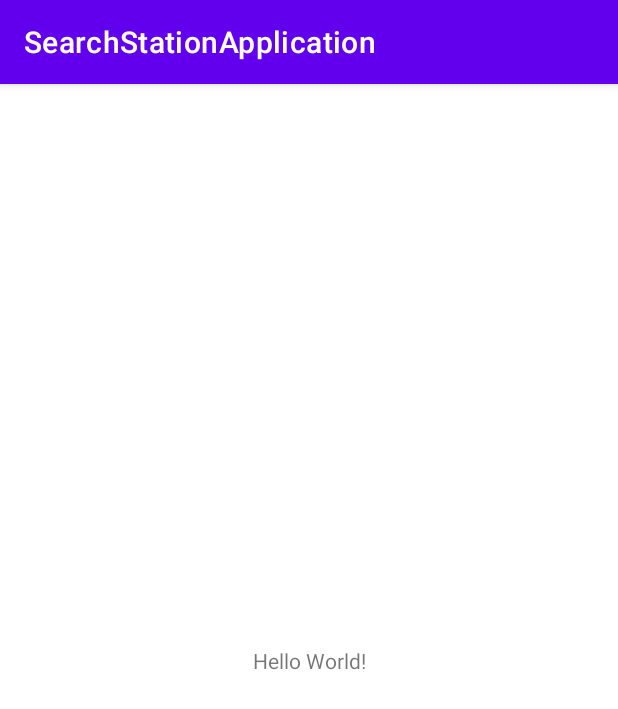
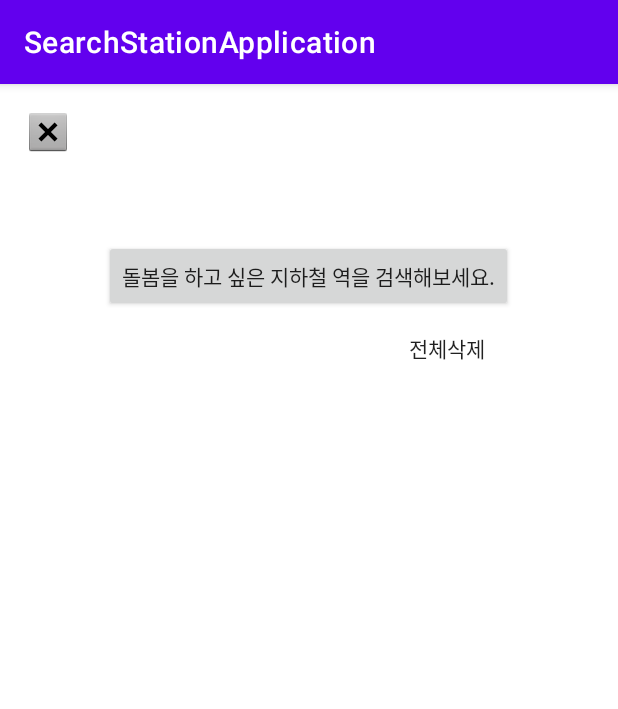
Before and after one commit to gjgustjd/SearchStationApplication, an Android app: the screen it shows after launch (MainActivity), on a phone screen of 412 x 824 dp. Shown: the top 709 px of the screen. Run offline under Robolectric (Android 15) with nearby library versions, the phone set to English and light mode, and no system bars; our stand-ins replace Dagger/Hilt's generated code, data binding.

Commit message:
:lipstick:Desing:액티비티 레이아웃 xml 작성
activity_main 및 activity_search 작성

```diff
--- a/app/src/main/res/layout/activity_main.xml
+++ b/app/src/main/res/layout/activity_main.xml
@@ -1,18 +1,56 @@
 <?xml version="1.0" encoding="utf-8"?>
-<androidx.constraintlayout.widget.ConstraintLayout xmlns:android="http://schemas.android.com/apk/res/android"
+<layout xmlns:android="http://schemas.android.com/apk/res/android"
     xmlns:app="http://schemas.android.com/apk/res-auto"
-    xmlns:tools="http://schemas.android.com/tools"
+    xmlns:tools="http://schemas.android.com/tools">
+
+    <data>
+
+        <variable
+            name="activity"
+            type="com.example.searchstationapplication.activity.main.MainActivity" />
+
+        <variable
+            name="viewModel"
+            type="com.example.searchstationapplication.activity.main.MainViewModel" />
+    </data>
+
+    <androidx.constraintlayout.widget.ConstraintLayout
         android:layout_width="match_parent"
-    android:layout_height="match_parent"
-    tools:context=".MainActivity">
+        android:layout_height="match_parent">
 
-    <TextView
+        <androidx.appcompat.widget.AppCompatButton
+            android:id="@+id/btn_main_search"
             android:layout_width="wrap_content"
             android:layout_height="wrap_content"
-        android:text="Hello World!"
-        app:layout_constraintBottom_toBottomOf="parent"
+            android:layout_marginTop="56dp"
+            android:onClick="@{()->activity.goSearchActivity()}"
+            android:text="돌봄을 하고 싶은 지하철 역을 검색해보세요."
             app:layout_constraintEnd_toEndOf="parent"
+            app:layout_constraintHorizontal_bias="0.496"
+            app:layout_constraintStart_toStartOf="parent"
+            app:layout_constraintTop_toBottomOf="@+id/imgbtn_main_exit" />
+
+        <ImageButton
+            android:id="@+id/imgbtn_main_exit"
+            android:layout_width="wrap_content"
+            android:layout_height="wrap_content"
+            android:layout_marginStart="16dp"
+            android:layout_marginTop="16dp"
+            android:background="@android:color/transparent"
+            android:onClick="@{()->activity.finishActivity()}"
+            android:src="@android:drawable/btn_dialog"
             app:layout_constraintStart_toStartOf="parent"
             app:layout_constraintTop_toTopOf="parent" />
 
+        <androidx.appcompat.widget.AppCompatButton
+            android:id="@+id/btn_main_delete_all"
+            android:layout_width="wrap_content"
+            android:layout_height="wrap_content"
+            android:background="@android:color/transparent"
+            android:onClick="@{()->viewModel.deleteAll()}"
+            android:text="전체삭제"
+            app:layout_constraintEnd_toEndOf="@+id/btn_main_search"
+            app:layout_constraintTop_toBottomOf="@+id/btn_main_search" />
+
     </androidx.constraintlayout.widget.ConstraintLayout>
+</layout>
```
Also changed, not shown: app/src/main/res/layout/activity_search.xml (added, +69 -0 lines). Lines whose indentation alone changed are shown as unchanged.
